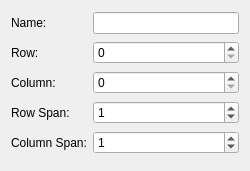
Old version of the form ui/WidgetDialogGenerator.ui in the repository Q-FRC/QDash.
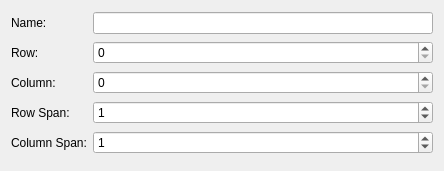
New version of the form.

Diff of the .ui file:
```diff
--- a/ui/WidgetDialogGenerator.ui
+++ b/ui/WidgetDialogGenerator.ui
@@ -6,7 +6,7 @@
    <rect>
     <x>0</x>
     <y>0</y>
-    <width>250</width>
+    <width>444</width>
     <height>171</height>
    </rect>
   </property>
```
